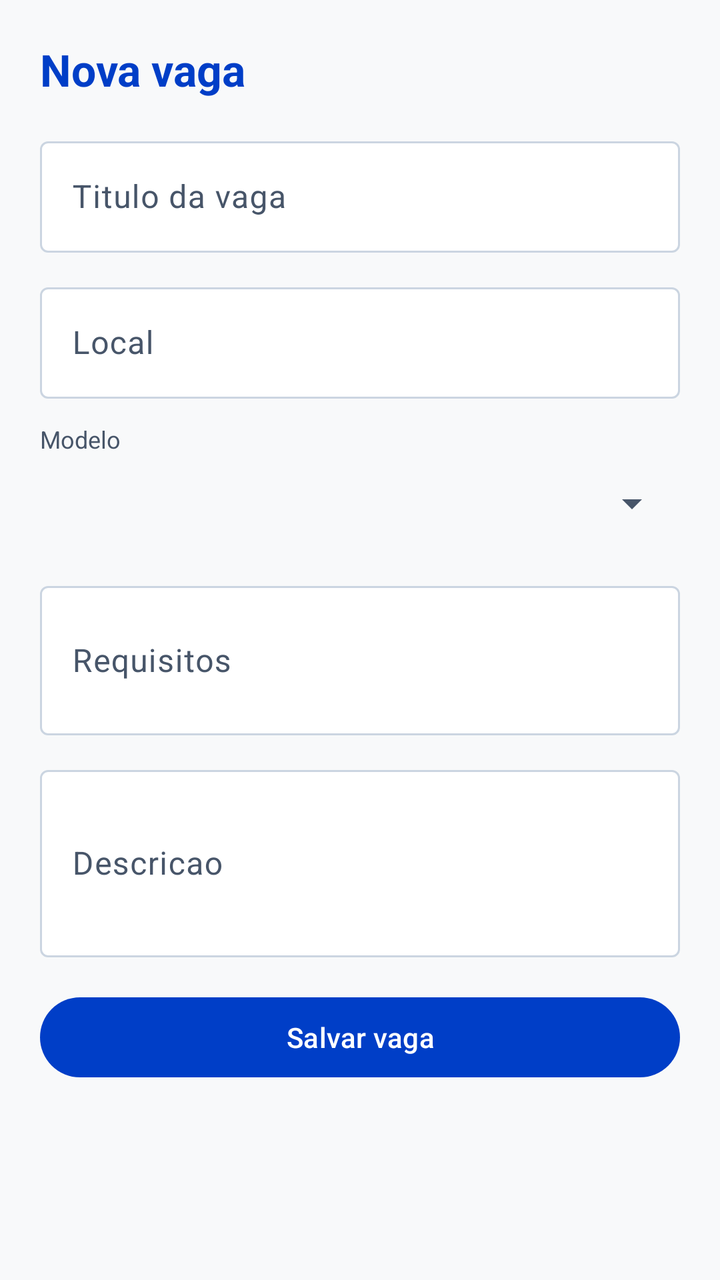
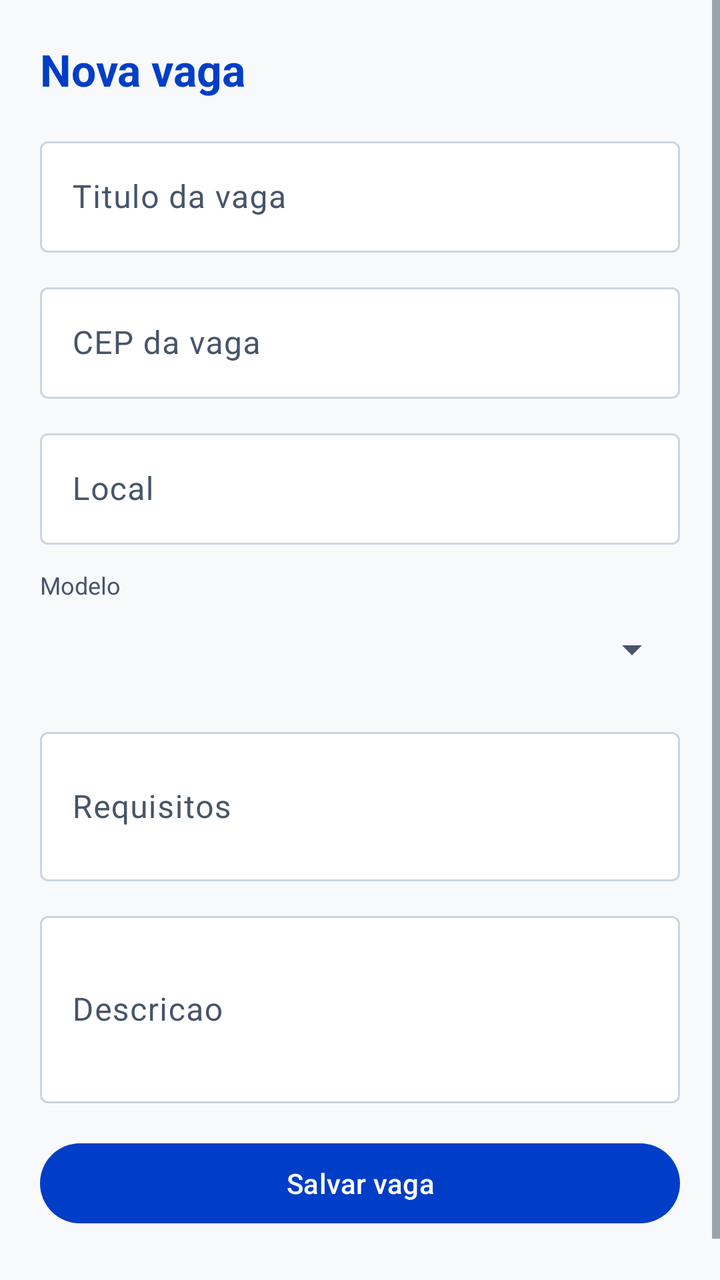

An Android layout rendered at two revisions. The XML below is the earlier revision; the diff shows what the commit changed to produce the second picture.
<!-- AndroidManifest.xml: application theme Theme.Worky -->
<!-- res/layout/activity_job_form.xml -->
<?xml version="1.0" encoding="utf-8"?>
<ScrollView xmlns:android="http://schemas.android.com/apk/res/android"
    xmlns:tools="http://schemas.android.com/tools"
    android:layout_width="match_parent"
    android:layout_height="match_parent"
    android:background="@color/worky_bg"
    android:fillViewport="true"
    tools:context=".JobFormActivity">

    <LinearLayout
        android:layout_width="match_parent"
        android:layout_height="wrap_content"
        android:orientation="vertical"
        android:padding="20dp">

        <TextView
            android:id="@+id/textJobFormTitle"
            android:layout_width="match_parent"
            android:layout_height="wrap_content"
            android:text="@string/job_form_create_title"
            android:textColor="@color/worky_blue"
            android:textSize="22sp"
            android:textStyle="bold" />

        <com.google.android.material.textfield.TextInputLayout
            android:layout_width="match_parent"
            android:layout_height="wrap_content"
            android:layout_marginTop="16dp"
            android:hint="@string/hint_job_title">

            <com.google.android.material.textfield.TextInputEditText
                android:id="@+id/inputJobTitle"
                android:layout_width="match_parent"
                android:layout_height="wrap_content"
                android:inputType="textCapWords"
                android:maxLines="2" />
        </com.google.android.material.textfield.TextInputLayout>

        <com.google.android.material.textfield.TextInputLayout
            android:layout_width="match_parent"
            android:layout_height="wrap_content"
            android:layout_marginTop="12dp"
            android:hint="@string/hint_job_local">

            <com.google.android.material.textfield.TextInputEditText
                android:id="@+id/inputJobLocal"
                android:layout_width="match_parent"
                android:layout_height="wrap_content"
                android:inputType="textCapWords"
                android:maxLines="1" />
        </com.google.android.material.textfield.TextInputLayout>

        <TextView
            android:layout_width="match_parent"
            android:layout_height="wrap_content"
            android:layout_marginTop="12dp"
            android:text="@string/hint_job_modelo"
            android:textColor="@color/worky_muted"
            android:textSize="12sp" />

        <Spinner
            android:id="@+id/spinnerModelo"
            android:layout_width="match_parent"
            android:layout_height="48dp" />

        <com.google.android.material.textfield.TextInputLayout
            android:layout_width="match_parent"
            android:layout_height="wrap_content"
            android:layout_marginTop="12dp"
            android:hint="@string/hint_job_requisitos">

            <com.google.android.material.textfield.TextInputEditText
                android:id="@+id/inputJobRequisitos"
                android:layout_width="match_parent"
                android:layout_height="wrap_content"
                android:inputType="textMultiLine"
                android:minLines="2"
                android:maxLines="5" />
        </com.google.android.material.textfield.TextInputLayout>

        <com.google.android.material.textfield.TextInputLayout
            android:layout_width="match_parent"
            android:layout_height="wrap_content"
            android:layout_marginTop="12dp"
            android:hint="@string/hint_job_descricao">

            <com.google.android.material.textfield.TextInputEditText
                android:id="@+id/inputJobDescricao"
                android:layout_width="match_parent"
                android:layout_height="wrap_content"
                android:inputType="textMultiLine"
                android:minLines="3"
                android:maxLines="8" />
        </com.google.android.material.textfield.TextInputLayout>

        <com.google.android.material.button.MaterialButton
            android:id="@+id/btnSaveJob"
            android:layout_width="match_parent"
            android:layout_height="wrap_content"
            android:layout_marginTop="16dp"
            android:text="@string/btn_save_job" />

        <ProgressBar
            android:id="@+id/progressJobForm"
            android:layout_width="wrap_content"
            android:layout_height="wrap_content"
            android:layout_gravity="center_horizontal"
            android:layout_marginTop="12dp"
            android:visibility="gone" />

        <TextView
            android:id="@+id/textJobFormStatus"
            android:layout_width="match_parent"
            android:layout_height="wrap_content"
            android:layout_marginTop="8dp"
            android:textColor="@color/worky_muted"
            android:textSize="13sp" />

    </LinearLayout>
</ScrollView>
<!-- resources referenced by this layout -->
<resources>
  <color name="worky_bg">#FFF8F9FA</color>
  <color name="worky_blue">#FF003EC7</color>
  <color name="worky_muted">#FF475569</color>
  <string name="btn_save_job">Salvar vaga</string>
  <string name="hint_job_descricao">Descricao</string>
  <string name="hint_job_local">Local</string>
  <string name="hint_job_modelo">Modelo</string>
  <string name="hint_job_requisitos">Requisitos</string>
  <string name="hint_job_title">Titulo da vaga</string>
  <string name="job_form_create_title">Nova vaga</string>
  <style name="Theme.Worky" parent="Base.Theme.Worky" />
  <color name="white">#FFFFFFFF</color>
  <color name="worky_blue_soft">#FFE8EEFF</color>
  <color name="worky_blue_bright">#FF0052FF</color>
  <color name="worky_card">#FFFFFFFF</color>
  <color name="black">#FF0F172A</color>
  <color name="worky_border">#FFCBD5E1</color>
  <style name="Widget.Worky.RadioButton" parent="Widget.Material3.CompoundButton.RadioButton">
          <item name="buttonTint">@color/worky_blue</item>
          <item name="android:textColor">@color/black</item>
          <item name="android:buttonTint">@color/worky_blue</item>
      </style>
  <style name="Widget.Worky.CheckBox" parent="Widget.Material3.CompoundButton.CheckBox">
          <item name="buttonTint">@color/worky_blue</item>
          <item name="android:textColor">@color/black</item>
          <item name="android:buttonTint">@color/worky_blue</item>
      </style>
  <style name="Widget.Worky.Button" parent="Widget.Material3.Button">
          <item name="backgroundTint">@color/worky_blue</item>
          <item name="android:textColor">@color/white</item>
      </style>
  <style name="Widget.Worky.Button.Outlined" parent="Widget.Material3.Button.OutlinedButton">
          <item name="strokeColor">@color/worky_blue</item>
          <item name="android:textColor">@color/worky_blue</item>
      </style>
  <style name="Widget.Worky.TextInputLayout" parent="Widget.Material3.TextInputLayout.OutlinedBox">
          <item name="boxStrokeColor">@color/worky_text_input_stroke</item>
          <item name="hintTextColor">@color/worky_blue</item>
          <item name="android:textColorHint">@color/worky_muted</item>
          <item name="boxBackgroundColor">@color/worky_input_bg</item>
      </style>
  <color name="worky_input_bg">#FFFFFFFF</color>
  <!-- unchanged entries left out for length: 1 -->
</resources>

<!-- the commit's change to res/layout/activity_job_form.xml (unified diff, before → after) -->
@@ -23,6 +23,7 @@
             android:textStyle="bold" />
 
         <com.google.android.material.textfield.TextInputLayout
+            android:id="@+id/layoutJobTitle"
             android:layout_width="match_parent"
             android:layout_height="wrap_content"
             android:layout_marginTop="16dp"
@@ -37,6 +38,22 @@
         </com.google.android.material.textfield.TextInputLayout>
 
         <com.google.android.material.textfield.TextInputLayout
+            android:id="@+id/layoutJobCep"
+            android:layout_width="match_parent"
+            android:layout_height="wrap_content"
+            android:layout_marginTop="12dp"
+            android:hint="@string/hint_job_cep">
+
+            <com.google.android.material.textfield.TextInputEditText
+                android:id="@+id/inputJobCep"
+                android:layout_width="match_parent"
+                android:layout_height="wrap_content"
+                android:inputType="number"
+                android:maxLines="1" />
+        </com.google.android.material.textfield.TextInputLayout>
+
+        <com.google.android.material.textfield.TextInputLayout
+            android:id="@+id/layoutJobLocal"
             android:layout_width="match_parent"
             android:layout_height="wrap_content"
             android:layout_marginTop="12dp"
<!-- resource entries referenced after the edit -->
@@ -4,6 +4,7 @@
   <color name="worky_blue">#FF003EC7</color>
   <color name="worky_muted">#FF475569</color>
   <string name="btn_save_job">Salvar vaga</string>
+  <string name="hint_job_cep">CEP da vaga</string>
   <string name="hint_job_descricao">Descricao</string>
   <string name="hint_job_local">Local</string>
   <string name="hint_job_modelo">Modelo</string>
